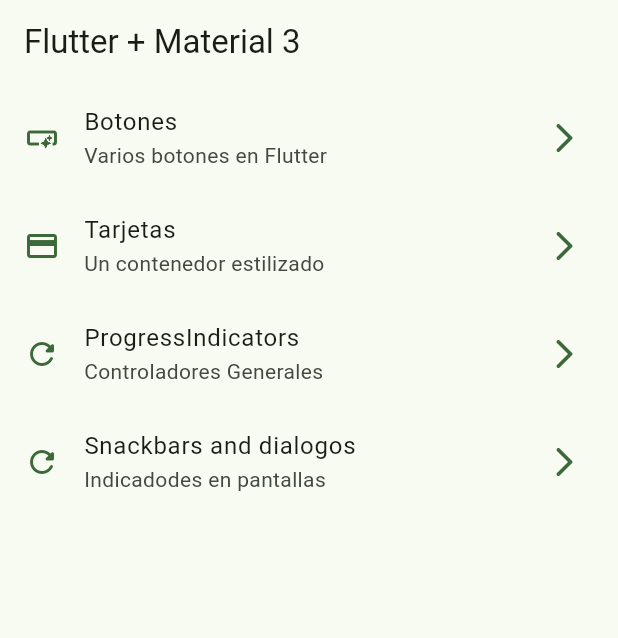
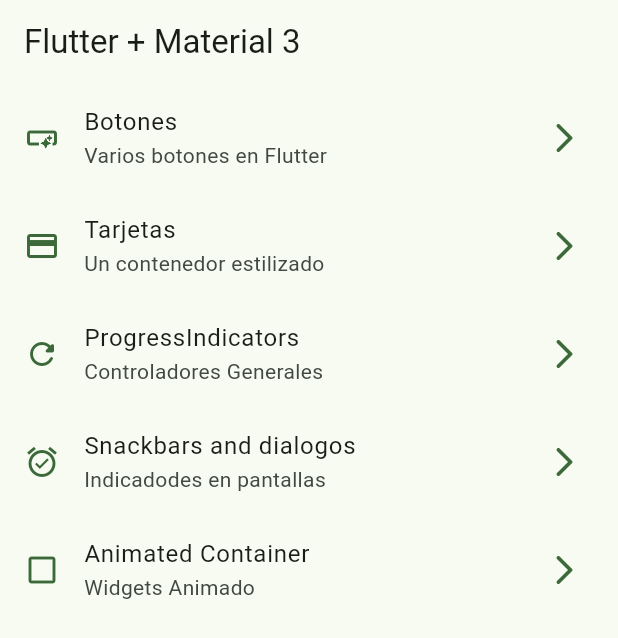
Before and after one commit to EdwinBikes/witgets_app, a Flutter app: the screen it shows after launch, on a phone screen of 412 x 824 dp. Shown: the top 638 px of the screen. Run offline on Flutter 3.47's test engine with Material 2 defaults, Android fonts, the phone set to English and light mode, and no system bars; our stand-ins replace go_router.

Commit message:
animated container terminado

```diff
--- a/lib/config/menu/menu_items.dart
+++ b/lib/config/menu/menu_items.dart
@@ -33,5 +33,10 @@
       title: 'Snackbars and dialogos',
       subTitle: 'Indicadodes en pantallas',
       link: '/snackbars',
-      icon: Icons.refresh_rounded),
+      icon: Icons.alarm_on_sharp),
+      MenuItem(
+      title: 'Animated Container',
+      subTitle: 'Widgets Animado',
+      link: '/animated',
+      icon: Icons.check_box_outline_blank_outlined),
 ];
--- a/lib/config/router/app_router.dart
+++ b/lib/config/router/app_router.dart
@@ -30,5 +30,10 @@
       name: SnackbarScreen.name,
       builder: (context, state) => const SnackbarScreen(),
     ),
+    GoRoute(
+      path: '/animated',
+      name: AnimatedScreen.name,
+      builder: (context, state) => const AnimatedScreen(),
+    ),
   ],
 );
--- a/lib/presentation/screens/snackbar/snackbar_screen.dart
+++ b/lib/presentation/screens/snackbar/snackbar_screen.dart
@@ -1,4 +1,5 @@
 import 'package:flutter/material.dart';
+import 'package:go_router/go_router.dart';
 
 class SnackbarScreen extends StatelessWidget {
   static const name = 'snackbar_screen';
@@ -27,8 +28,8 @@
               content: const Text(
                   'Estoy haciendo pruebas y aca varia el tamaño del widget padre dependiendo el widget hijo. si el texto es muy grande el se ajusta automaticamente'),
               actions: [
-                TextButton(onPressed: () {}, child: const Text('Cancelar')),
-                FilledButton(onPressed: () {}, child: const Text('Aceptar')),
+                TextButton(onPressed: () => context.pop(), child: const Text('Cancelar')),
+                FilledButton(onPressed: () => context.pop(), child: const Text('Aceptar')),
               ],
             ));
   }
```
Also changed, not shown: lib/presentation/screens/animated/animated_screens.dart (+42 -2 lines).
